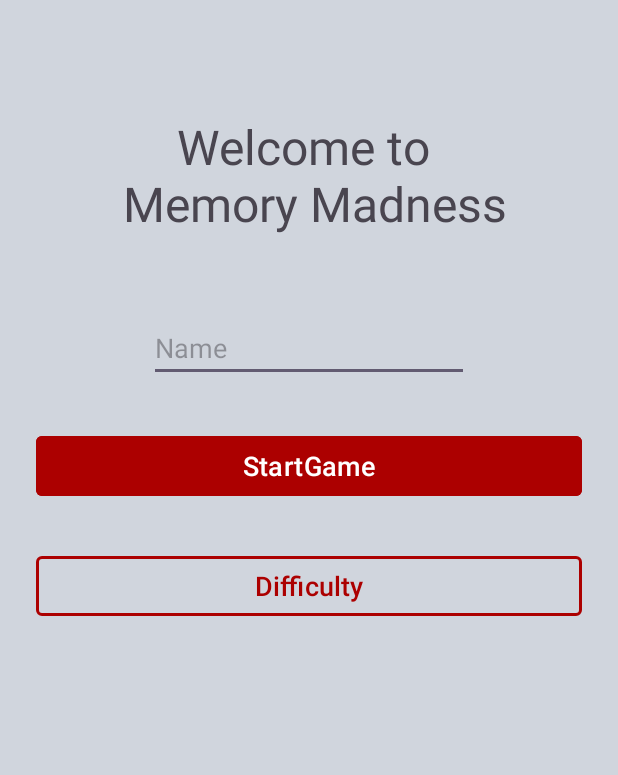
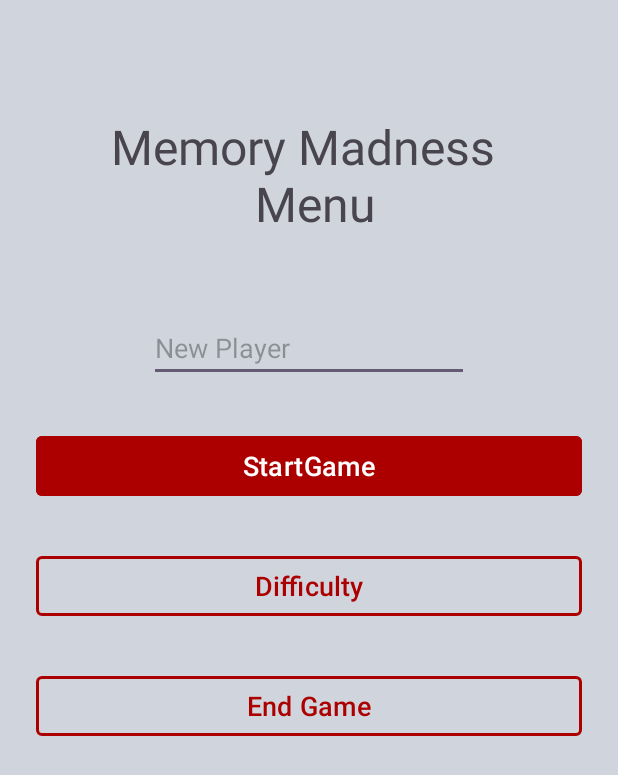
Before and after one commit to PatNoO/Memory-Madness, an Android app: the fragment HomeMenuFragment shown on its own in the app's theme, on a phone screen of 412 x 824 dp. Shown: the top 775 px of the screen. Run offline under Robolectric (Android 15) with nearby library versions, the phone set to English and light mode, and no system bars; Roboto replaces fonts that are not available here.

Commit message:
Edited HoMenuFragment layot

```diff
--- a/app/src/main/java/com/example/memory_madness/Fragments/HomeMenuFragment.kt
+++ b/app/src/main/java/com/example/memory_madness/Fragments/HomeMenuFragment.kt
@@ -7,27 +7,13 @@ import android.view.View
 import android.view.ViewGroup
 import com.example.memory_madness.R
 
-// TODO: Rename parameter arguments, choose names that match
-// the fragment initialization parameters, e.g. ARG_ITEM_NUMBER
-private const val ARG_PARAM1 = "param1"
-private const val ARG_PARAM2 = "param2"
+class HomeMenuFragment : Fragment() {
 
-/**
- * A simple [Fragment] subclass.
- * Use the [HomeMenuFragment.newInstance] factory method to
- * create an instance of this fragment.
- */
-class HomeMenuFragment : Fragment() {
-    // TODO: Rename and change types of parameters
-    private var param1: String? = null
-    private var param2: String? = null
+
 
     override fun onCreate(savedInstanceState: Bundle?) {
         super.onCreate(savedInstanceState)
-        arguments?.let {
-            param1 = it.getString(ARG_PARAM1)
-            param2 = it.getString(ARG_PARAM2)
-        }
+
     }
 
     override fun onCreateView(
@@ -38,23 +24,4 @@ class HomeMenuFragment : Fragment() {
         return inflater.inflate(R.layout.fragment_home_menu, container, false)
     }
 
-    companion object {
-        /**
-         * Use this factory method to create a new instance of
-         * this fragment using the provided parameters.
-         *
-         * @param param1 Parameter 1.
-         * @param param2 Parameter 2.
-         * @return A new instance of fragment HomeMenuFragment.
-         */
-        // TODO: Rename and change types and number of parameters
-        @JvmStatic
-        fun newInstance(param1: String, param2: String) =
-            HomeMenuFragment().apply {
-                arguments = Bundle().apply {
-                    putString(ARG_PARAM1, param1)
-                    putString(ARG_PARAM2, param2)
-                }
-            }
-    }
 }
--- a/app/src/main/res/layout/fragment_home_menu.xml
+++ b/app/src/main/res/layout/fragment_home_menu.xml
@@ -32,32 +32,32 @@
             android:layout_height="match_parent">
 
             <TextView
-                android:id="@+id/tv_home_head_af"
+                android:id="@+id/tv_home_head_fhm"
                 android:layout_width="match_parent"
                 android:layout_height="wrap_content"
                 android:layout_marginTop="52dp"
                 android:textSize="32sp"
                 android:fontFamily="@font/kranky"
-                android:text="@string/welcome_to_memory_madness"
+                android:text="Memory Madness \n Menu"
                 android:textAlignment="center"
                 app:layout_constraintEnd_toEndOf="parent"
                 app:layout_constraintStart_toStartOf="parent"
                 app:layout_constraintTop_toTopOf="parent" />
 
             <EditText
-                android:id="@+id/et_input_name_af"
+                android:id="@+id/et_input_new_name_fhm"
                 android:layout_width="wrap_content"
                 android:layout_height="wrap_content"
                 android:layout_marginTop="52dp"
                 android:ems="10"
                 android:inputType="text"
-                android:hint="@string/name"
+                android:hint="New Player"
                 app:layout_constraintEnd_toEndOf="parent"
                 app:layout_constraintStart_toStartOf="parent"
-                app:layout_constraintTop_toBottomOf="@+id/tv_home_head_af" />
+                app:layout_constraintTop_toBottomOf="@+id/tv_home_head_fhm" />
 
             <com.google.android.material.button.MaterialButton
-                android:id="@+id/btn_start_af"
+                android:id="@+id/btn_start_fhm"
                 android:layout_width="match_parent"
                 android:layout_height="wrap_content"
                 android:textAlignment="center"
@@ -70,10 +70,10 @@
                 android:text="@string/startgame"
                 app:layout_constraintEnd_toEndOf="parent"
                 app:layout_constraintStart_toStartOf="parent"
-                app:layout_constraintTop_toBottomOf="@+id/et_input_name_af" />
+                app:layout_constraintTop_toBottomOf="@+id/et_input_new_name_fhm" />
 
             <com.google.android.material.button.MaterialButton
-                android:id="@+id/btn_difficulty_af"
+                android:id="@+id/btn_difficulty_fhm"
                 android:layout_width="match_parent"
                 android:layout_height="wrap_content"
                 android:layout_marginTop="32dp"
@@ -88,7 +88,25 @@
                 app:layout_constraintEnd_toEndOf="parent"
                 app:layout_constraintHorizontal_bias="0.0"
                 app:layout_constraintStart_toStartOf="parent"
-                app:layout_constraintTop_toBottomOf="@+id/btn_start_af" />
+                app:layout_constraintTop_toBottomOf="@+id/btn_start_fhm" />
+
+            <com.google.android.material.button.MaterialButton
+                android:id="@+id/btn_endgame_fhm"
+                android:layout_width="match_parent"
+                android:layout_height="wrap_content"
+                android:layout_marginTop="32dp"
+                android:backgroundTint="@color/backround_greyis"
+                android:shadowColor="@color/primary_red"
+                android:text="End Game"
+                android:textColor="@color/primary_red"
+                android:textSize="18sp"
+                app:cornerRadius="4dp"
+                app:layout_constraintEnd_toEndOf="parent"
+                app:layout_constraintHorizontal_bias="0.0"
+                app:layout_constraintStart_toStartOf="parent"
+                app:layout_constraintTop_toBottomOf="@+id/btn_difficulty_fhm"
+                app:strokeColor="@color/primary_red"
+                app:strokeWidth="2dp" />
 
 
         </androidx.constraintlayout.widget.ConstraintLayout>
```
